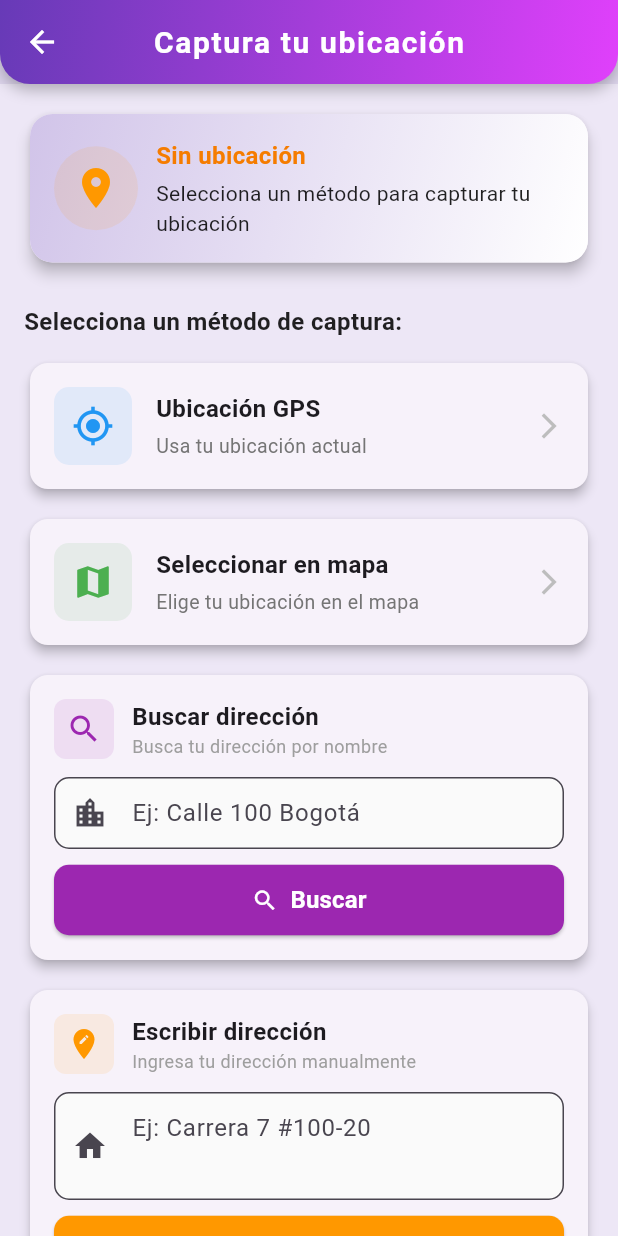
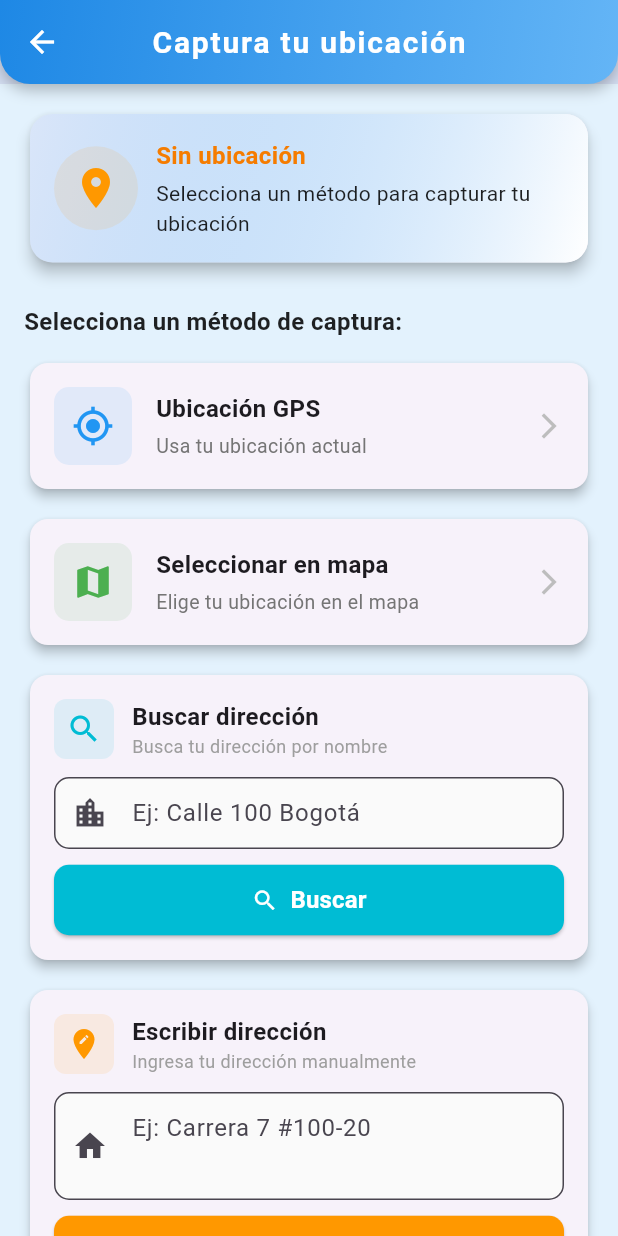
Before and after one commit to cristianchamorro/App_pedidos, a Flutter app: the screen it shows after launch, after a tap on "Ingresar como Usuario", on a phone screen of 412 x 824 dp. Run offline on Flutter 3.47's test engine with Material 3 defaults, Android fonts, the phone set to English and light mode, and no system bars; our stand-ins replace font_awesome_flutter, geocoding, geolocator, google_maps_flutter; network calls fail; statements that could not run were skipped.

Commit message:
Add centralized theme with fresh blue colors and update main screens
Co-authored-by: cristianchamorro <17732871+cristianchamorro@users.noreply.github.com>

```diff
--- a/app_frontend/lib/main.dart
+++ b/app_frontend/lib/main.dart
@@ -20,9 +20,7 @@ class MyApp extends StatelessWidget {
     return MaterialApp(
       debugShowCheckedModeBanner: false,
       title: 'App Pedidos',
-      theme: ThemeData(
-        primarySwatch: Colors.deepPurple,
-      ),
+      theme: AppTheme.theme,
       home: const LoginChoicePage(), // ✅ pantalla inicial unificada
       routes: {
         '/location': (context) {
--- a/app_frontend/lib/pages/login_choice_page.dart
+++ b/app_frontend/lib/pages/login_choice_page.dart
@@ -1,6 +1,7 @@
 import 'package:flutter/material.dart';
 import '../screens/location_screen.dart';
 import 'login_admin_page.dart';
+import '../theme/app_theme.dart';
 
 class LoginChoicePage extends StatelessWidget {
   const LoginChoicePage({super.key});
@@ -8,38 +9,17 @@ class LoginChoicePage extends StatelessWidget {
   @override
   Widget build(BuildContext context) {
     return Scaffold(
-      backgroundColor: Colors.deepPurple[50],
+      backgroundColor: AppTheme.backgroundColor,
       appBar: AppBar(
         title: const Text(
           "Bienvenido",
-          style: TextStyle(
-            color: Colors.white,
-            fontWeight: FontWeight.bold,
-            fontSize: 22,
-            letterSpacing: 1.2,
-          ),
+          style: AppTheme.appBarTitleStyle,
         ),
         centerTitle: true,
         elevation: 8,
         backgroundColor: Colors.transparent,
         flexibleSpace: Container(
-          decoration: const BoxDecoration(
-            gradient: LinearGradient(
-              colors: [Colors.deepPurple, Colors.purpleAccent],
-              begin: Alignment.topLeft,
-              end: Alignment.bottomRight,
-            ),
-            borderRadius: BorderRadius.vertical(
-              bottom: Radius.circular(20),
-            ),
-            boxShadow: [
-              BoxShadow(
-                color: Colors.black26,
-                blurRadius: 8,
-                offset: Offset(0, 4),
-              )
-            ],
-          ),
+          decoration: AppTheme.appBarDecoration,
         ),
       ),
       body: Center(
@@ -56,7 +36,7 @@ class LoginChoicePage extends StatelessWidget {
                   shape: BoxShape.circle,
                   boxShadow: [
                     BoxShadow(
-                      color: Colors.deepPurple.withOpacity(0.3),
+                      color: AppTheme.primaryColor.withOpacity(0.3),
                       blurRadius: 15,
                       spreadRadius: 5,
                     ),
@@ -65,7 +45,7 @@ class LoginChoicePage extends StatelessWidget {
                 child: const Icon(
                   Icons.restaurant_menu,
                   size: 80,
-                  color: Colors.deepPurple,
+                  color: AppTheme.primaryColor,
                 ),
               ),
               const SizedBox(height: 40),
@@ -85,10 +65,10 @@ class LoginChoicePage extends StatelessWidget {
                 height: 60,
                 child: ElevatedButton.icon(
                   style: ElevatedButton.styleFrom(
-                    backgroundColor: Colors.deepPurple,
+                    backgroundColor: AppTheme.primaryColor,
                     foregroundColor: Colors.white,
                     elevation: 5,
-                    shadowColor: Colors.deepPurple.withOpacity(0.5),
+                    shadowColor: AppTheme.primaryColor.withOpacity(0.5),
                     shape: RoundedRectangleBorder(
                       borderRadius: BorderRadius.circular(15),
                     ),
@@ -116,10 +96,10 @@ class LoginChoicePage extends StatelessWidget {
                 child: ElevatedButton.icon(
                   style: ElevatedButton.styleFrom(
                     backgroundColor: Colors.white,
-                    foregroundColor: Colors.deepPurple,
+                    foregroundColor: AppTheme.primaryColor,
                     elevation: 5,
-                    shadowColor: Colors.deepPurple.withOpacity(0.3),
-                    side: const BorderSide(color: Colors.deepPurple, width: 2),
+                    shadowColor: AppTheme.primaryColor.withOpacity(0.3),
+                    side: const BorderSide(color: AppTheme.primaryColor, width: 2),
                     shape: RoundedRectangleBorder(
                       borderRadius: BorderRadius.circular(15),
                     ),
--- a/app_frontend/lib/screens/location_screen.dart
+++ b/app_frontend/lib/screens/location_screen.dart
@@ -6,6 +6,7 @@ import 'package:google_maps_flutter/google_maps_flutter.dart';
 import 'package:geocoding/geocoding.dart';
 import '../api_service.dart';
 import '../models/product.dart';
+import '../theme/app_theme.dart';
 
 class LocationScreen extends StatefulWidget {
   final String role;
@@ -392,38 +393,17 @@ class _LocationScreenState extends State<LocationScreen> {
   @override
   Widget build(BuildContext context) {
     return Scaffold(
-      backgroundColor: Colors.deepPurple[50],
+      backgroundColor: AppTheme.backgroundColor,
       appBar: AppBar(
         title: const Text(
           "Captura tu ubicación",
-          style: TextStyle(
-            color: Colors.white,
-            fontWeight: FontWeight.bold,
-            fontSize: 20,
-            letterSpacing: 1.1,
-          ),
+          style: AppTheme.appBarTitleStyle,
         ),
         centerTitle: true,
         elevation: 8,
         backgroundColor: Colors.transparent,
         flexibleSpace: Container(
-          decoration: const BoxDecoration(
-            gradient: LinearGradient(
-              colors: [Colors.deepPurple, Colors.purpleAccent],
-              begin: Alignment.topLeft,
-              end: Alignment.bottomRight,
-            ),
-            borderRadius: BorderRadius.vertical(
-              bottom: Radius.circular(20),
-            ),
-            boxShadow: [
-              BoxShadow(
-                color: Colors.black26,
-                blurRadius: 8,
-                offset: Offset(0, 4),
-              )
-            ],
-          ),
+          decoration: AppTheme.appBarDecoration,
         ),
         iconTheme: const IconThemeData(color: Colors.white),
       ),
@@ -440,17 +420,7 @@ class _LocationScreenState extends State<LocationScreen> {
               ),
               child: Container(
                 padding: const EdgeInsets.all(16),
-                decoration: BoxDecoration(
-                  gradient: LinearGradient(
-                    colors: [
-                      Colors.deepPurple.shade100,
-                      Colors.white,
-                    ],
-                    begin: Alignment.topLeft,
-                    end: Alignment.bottomRight,
-                  ),
-                  borderRadius: BorderRadius.circular(15),
-                ),
+                decoration: AppTheme.cardGradientDecoration,
                 child: Column(
                   children: [
                     Row(
@@ -606,12 +576,12 @@ class _LocationScreenState extends State<LocationScreen> {
                         Container(
                           padding: const EdgeInsets.all(8),
                           decoration: BoxDecoration(
-                            color: Colors.purple.withOpacity(0.1),
+                            color: AppTheme.accentColor.withOpacity(0.1),
                             borderRadius: BorderRadius.circular(8),
                           ),
                           child: const Icon(
                             Icons.search,
-                            color: Colors.purple,
+                            color: AppTheme.accentColor,
                             size: 24,
                           ),
                         ),
@@ -662,7 +632,7 @@ class _LocationScreenState extends State<LocationScreen> {
                       child: ElevatedButton.icon(
                         onPressed: _searchAddress,
                         style: ElevatedButton.styleFrom(
-                          backgroundColor: Colors.purple,
+                          backgroundColor: AppTheme.accentColor,
                           foregroundColor: Colors.white,
                           padding: const EdgeInsets.symmetric(vertical: 12),
                           shape: RoundedRectangleBorder(
@@ -837,12 +807,12 @@ class _LocationScreenState extends State<LocationScreen> {
                     ? _continueToProducts
                     : null,
                 style: ElevatedButton.styleFrom(
-                  backgroundColor: Colors.deepPurple,
+                  backgroundColor: AppTheme.primaryColor,
                   foregroundColor: Colors.white,
                   disabledBackgroundColor: Colors.grey.shade300,
                   disabledForegroundColor: Colors.grey.shade600,
                   elevation: _locationConfirmed ? 5 : 0,
-                  shadowColor: Colors.deepPurple.withOpacity(0.5),
+                  shadowColor: AppTheme.primaryColor.withOpacity(0.5),
                   shape: RoundedRectangleBorder(
                     borderRadius: BorderRadius.circular(15),
                   ),
--- /dev/null
+++ b/app_frontend/lib/theme/app_theme.dart
@@ -0,0 +1,404 @@
+import 'package:flutter/material.dart';
+
+/// Tema de la aplicación con colores azules frescos
+/// Este archivo centraliza todos los colores y estilos de la app
+class AppTheme {
+  // ============= COLORES PRINCIPALES =============
+
+  /// Color primario - Azul vibrante y fresco
+  static const Color primaryColor = Color(0xFF1E88E5); // Azul brillante
+
+  /// Color primario claro - Para gradientes y fondos
+  static const Color primaryLightColor = Color(0xFF64B5F6); // Azul claro
+
+  /// Color primario oscuro - Para contraste
+  static const Color primaryDarkColor = Color(0xFF1565C0); // Azul oscuro
+
+  /// Color de acento - Azul cyan para elementos destacados
+  static const Color accentColor = Color(0xFF00BCD4); // Cyan
+
+  /// Color de fondo - Azul muy claro
+  static const Color backgroundColor = Color(0xFFE3F2FD); // Azul suave
+
+  // ============= COLORES SECUNDARIOS =============
+
+  /// Color de éxito - Verde
+  static const Color successColor = Color(0xFF4CAF50);
+
+  /// Color de advertencia - Naranja
+  static const Color warningColor = Color(0xFFFF9800);
+
+  /// Color de error - Rojo
+  static const Color errorColor = Color(0xFFF44336);
+
+  /// Color de información - Azul claro
+  static const Color infoColor = Color(0xFF03A9F4);
+
+  // ============= COLORES PARA ROLES =============
+
+  /// Color para módulo de cajero - Azul
+  static const Color cashierColor = Color(0xFF1E88E5);
+
+  /// Color para módulo de cocinero - Verde azulado
+  static const Color cookColor = Color(0xFF00897B);
+
+  /// Color para módulo de domiciliario - Cyan
+  static const Color deliveryColor = Color(0xFF00BCD4);
+
+  /// Color para usuario normal - Azul claro
+  static const Color userColor = Color(0xFF42A5F5);
+
+  // ============= GRADIENTES =============
+
+  /// Gradiente principal de la app
+  static const LinearGradient primaryGradient = LinearGradient(
+    colors: [primaryColor, primaryLightColor],
+    begin: Alignment.topLeft,
+    end: Alignment.bottomRight,
+  );
+
+  /// Gradiente secundario
+  static const LinearGradient accentGradient = LinearGradient(
+    colors: [accentColor, primaryLightColor],
+    begin: Alignment.topLeft,
+    end: Alignment.bottomRight,
+  );
+
+  /// Gradiente para cajero
+  static const LinearGradient cashierGradient = LinearGradient(
+    colors: [cashierColor, primaryLightColor],
+    begin: Alignment.topLeft,
+    end: Alignment.bottomRight,
+  );
+
+  /// Gradiente para cocinero
+  static const LinearGradient cookGradient = LinearGradient(
+    colors: [cookColor, Color(0xFF4DB6AC)],
+    begin: Alignment.topLeft,
+    end: Alignment.bottomRight,
+  );
+
+  /// Gradiente para domiciliario
+  static const LinearGradient deliveryGradient = LinearGradient(
+    colors: [deliveryColor, Color(0xFF4DD0E1)],
+    begin: Alignment.topLeft,
+    end: Alignment.bottomRight,
+  );
+
+  // ============= TEMA MATERIAL =============
+
+  /// Tema principal de la aplicación
+  static ThemeData get theme {
+    return ThemeData(
+      // Colores principales
+      primaryColor: primaryColor,
+      primaryColorLight: primaryLightColor,
+      primaryColorDark: primaryDarkColor,
+      scaffoldBackgroundColor: backgroundColor,
+
+      // Color scheme
+      colorScheme: const ColorScheme(
+        primary: primaryColor,
+        secondary: accentColor,
+        surface: Colors.white,
+        background: backgroundColor,
+        error: errorColor,
+        onPrimary: Colors.white,
+        onSecondary: Colors.white,
+        onSurface: Colors.black87,
+        onBackground: Colors.black87,
+        onError: Colors.white,
+        brightness: Brightness.light,
+      ),
+
+      // AppBar Theme
+      appBarTheme: const AppBarTheme(
+        backgroundColor: Colors.transparent,
+        elevation: 0,
+        centerTitle: true,
+        titleTextStyle: TextStyle(
+          color: Colors.white,
+          fontWeight: FontWeight.bold,
+          fontSize: 20,
+          letterSpacing: 1.2,
+        ),
+        iconTheme: IconThemeData(color: Colors.white),
+      ),
+
+      // Elevated Button Theme
+      elevatedButtonTheme: ElevatedButtonThemeData(
+        style: ElevatedButton.styleFrom(
+          backgroundColor: primaryColor,
+          foregroundColor: Colors.white,
+          elevation: 5,
+          shadowColor: primaryColor.withOpacity(0.5),
+          shape: RoundedRectangleBorder(
+            borderRadius: BorderRadius.circular(15),
+          ),
+          padding: const EdgeInsets.symmetric(horizontal: 24, vertical: 16),
+          textStyle: const TextStyle(
+            fontSize: 16,
+            fontWeight: FontWeight.bold,
+          ),
+        ),
+      ),
+
+      // Card Theme
+      cardTheme: CardTheme(
+        elevation: 4,
+        shape: RoundedRectangleBorder(
+          borderRadius: BorderRadius.circular(15),
+        ),
+        color: Colors.white,
+      ),
+
+      // Input Decoration Theme
+      inputDecorationTheme: InputDecorationTheme(
+        filled: true,
+        fillColor: Colors.white,
+        border: OutlineInputBorder(
+          borderRadius: BorderRadius.circular(10),
+          borderSide: BorderSide(color: primaryColor.withOpacity(0.3)),
+        ),
+        enabledBorder: OutlineInputBorder(
+          borderRadius: BorderRadius.circular(10),
+          borderSide: BorderSide(color: primaryColor.withOpacity(0.3)),
+        ),
+        focusedBorder: OutlineInputBorder(
+          borderRadius: BorderRadius.circular(10),
+          borderSide: const BorderSide(color: primaryColor, width: 2),
+        ),
+        contentPadding: const EdgeInsets.symmetric(horizontal: 16, vertical: 16),
+      ),
+
+      // Floating Action Button Theme
+      floatingActionButtonTheme: const FloatingActionButtonThemeData(
+        backgroundColor: accentColor,
+        foregroundColor: Colors.white,
+        elevation: 6,
+      ),
+
+      // Text Theme
+      textTheme: const TextTheme(
+        displayLarge: TextStyle(
+          fontSize: 32,
+          fontWeight: FontWeight.bold,
+          color: primaryDarkColor,
+        ),
+        displayMedium: TextStyle(
+          fontSize: 28,
+          fontWeight: FontWeight.bold,
+          color: primaryDarkColor,
+        ),
+        displaySmall: TextStyle(
+          fontSize: 24,
+          fontWeight: FontWeight.bold,
+          color: primaryColor,
+        ),
+        headlineMedium: TextStyle(
+          fontSize: 20,
+          fontWeight: FontWeight.bold,
+          color: primaryColor,
+        ),
+        titleLarge: TextStyle(
+          fontSize: 18,
+          fontWeight: FontWeight.w600,
+          color: Colors.black87,
+        ),
+        titleMedium: TextStyle(
+          fontSize: 16,
+          fontWeight: FontWeight.w500,
+          color: Colors.black87,
+        ),
+        bodyLarge: TextStyle(
+          fontSize: 16,
+          color: Colors.black87,
+        ),
+        bodyMedium: TextStyle(
+          fontSize: 14,
+          color: Colors.black87,
+        ),
+      ),
+
+      // Icon Theme
+      iconTheme: const IconThemeData(
+        color: primaryColor,
+        size: 24,
+      ),
+
+      // Divider Theme
+      dividerTheme: DividerThemeData(
+        color: primaryColor.withOpacity(0.2),
+        thickness: 1,
+      ),
+
+      // Chip Theme
+      chipTheme: ChipThemeData(
+        backgroundColor: primaryLightColor.withOpacity(0.2),
+        labelStyle: const TextStyle(color: primaryDarkColor),
+        side: BorderSide.none,
+        shape: RoundedRectangleBorder(
+          borderRadius: BorderRadius.circular(20),
+        ),
+      ),
+    );
+  }
+
+  // ============= DECORACIONES REUTILIZABLES =============
+
+  /// Decoración para AppBar con gradiente
+  static BoxDecoration appBarDecoration = const BoxDecoration(
+    gradient: primaryGradient,
+    borderRadius: BorderRadius.vertical(
+      bottom: Radius.circular(20),
+    ),
+    boxShadow: [
+      BoxShadow(
+        color: Colors.black26,
+        blurRadius: 8,
+        offset: Offset(0, 4),
+      ),
+    ],
+  );
+
+  /// Decoración para cards con gradiente suave
+  static BoxDecoration cardGradientDecoration = BoxDecoration(
+    gradient: LinearGradient(
+      colors: [
+        primaryLightColor.withOpacity(0.2),
+        Colors.white,
+      ],
+      begin: Alignment.topLeft,
+      end: Alignment.bottomRight,
+    ),
+    borderRadius: BorderRadius.circular(15),
+  );
+
+  /// Shadow para elementos elevados
+  static List<BoxShadow> get cardShadow => [
+    BoxShadow(
+      color: primaryColor.withOpacity(0.2),
+      blurRadius: 10,
+      offset: const Offset(0, 4),
+    ),
+  ];
+
+  /// Decoración para botones con gradiente
+  static BoxDecoration buttonGradientDecoration = BoxDecoration(
+    gradient: primaryGradient,
+    borderRadius: BorderRadius.circular(15),
+    boxShadow: [
+      BoxShadow(
+        color: primaryColor.withOpacity(0.3),
+        blurRadius: 8,
+        offset: const Offset(0, 4),
+      ),
+    ],
+  );
+
+  // ============= ESTILOS DE TEXTO =============
+
+  /// Estilo para títulos de AppBar
+  static const TextStyle appBarTitleStyle = TextStyle(
+    color: Colors.white,
+    fontWeight: FontWeight.bold,
+    fontSize: 20,
+    letterSpacing: 1.2,
+  );
+
+  /// Estilo para botones principales
+  static const TextStyle buttonTextStyle = TextStyle(
+    fontSize: 18,
+    fontWeight: FontWeight.bold,
+    color: Colors.white,
+  );
+
+  /// Estilo para títulos de secciones
+  static const TextStyle sectionTitleStyle = TextStyle(
+    fontSize: 18,
+    fontWeight: FontWeight.bold,
+    color: primaryDarkColor,
+  );
+
+  /// Estilo para subtítulos
+  static TextStyle subtitleStyle = TextStyle(
+    fontSize: 14,
+    color: Colors.grey.shade600,
+  );
+
+  // ============= MÉTODOS DE UTILIDAD =============
+
+  /// Obtiene el color según el rol del usuario
+  static Color getColorByRole(String role) {
+    switch (role.toLowerCase()) {
+      case 'cajero':
+        return cashierColor;
+      case 'cocinero':
+        return cookColor;
+      case 'domiciliario':
+        return deliveryColor;
+      case 'user':
+      case 'usuario':
+        return userColor;
+      default:
+        return primaryColor;
+    }
+  }
+
+  /// Obtiene el gradiente según el rol del usuario
+  static LinearGradient getGradientByRole(String role) {
+    switch (role.toLowerCase()) {
+      case 'cajero':
+        return cashierGradient;
+      case 'cocinero':
+        return cookGradient;
+      case 'domiciliario':
+        return deliveryGradient;
+      default:
+        return primaryGradient;
+    }
+  }
+
+  /// Crea un contenedor con icono circular
+  static Widget iconContainer({
+    required IconData icon,
+    Color? color,
+    double size = 24,
+    double padding = 12,
+  }) {
+    return Container(
+      padding: EdgeInsets.all(padding),
+      decoration: BoxDecoration(
+        color: (color ?? primaryColor).withOpacity(0.1),
+        shape: BoxShape.circle,
+      ),
+      child: Icon(
+        icon,
+        color: color ?? primaryColor,
+        size: size,
+      ),
+    );
+  }
+
+  /// Crea un badge con contador
+  static Widget badge({
+    required String count,
+    Color? backgroundColor,
+  }) {
+    return Container(
+      padding: const EdgeInsets.symmetric(horizontal: 8, vertical: 4),
+      decoration: BoxDecoration(
+        color: backgroundColor ?? errorColor,
+        borderRadius: BorderRadius.circular(12),
+      ),
+      child: Text(
+        count,
+        style: const TextStyle(
+          color: Colors.white,
+          fontSize: 12,
+          fontWeight: FontWeight.bold,
+        ),
+      ),
+    );
+  }
+}
```
